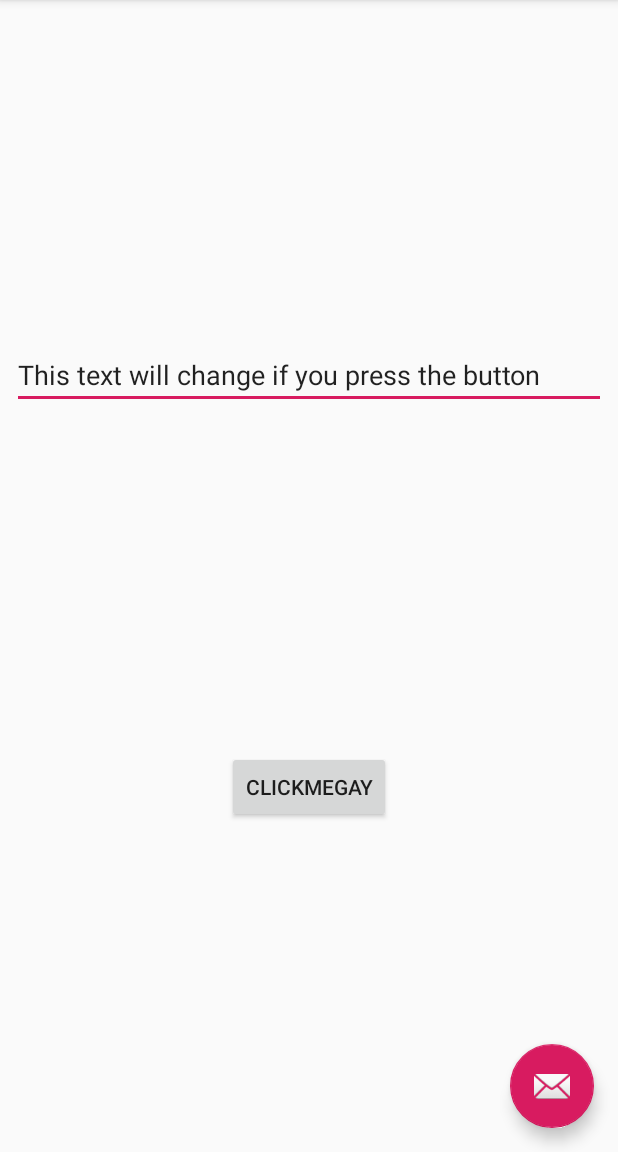
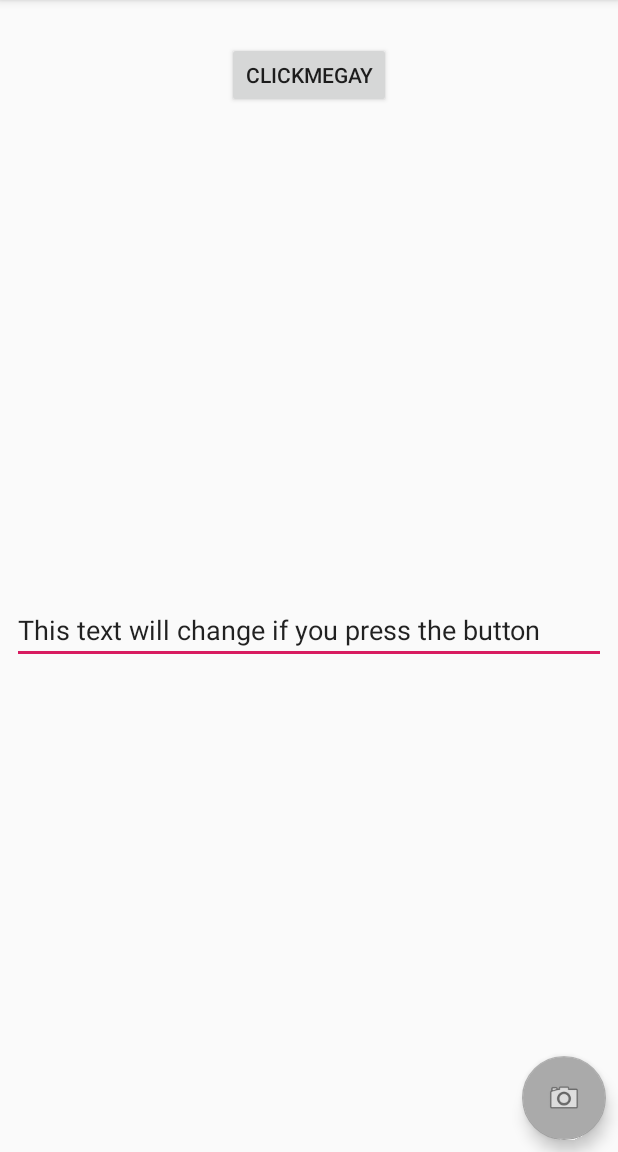
Before and after one commit to Robin-gielen/SmartScan, an Android app: the screen it shows after launch (MainActivity), on a phone screen of 412 x 824 dp, the part 84-1236 px from its top. Run offline under Robolectric (Android 15) with nearby library versions, the phone set to English and light mode, and no system bars; 2 statements that could not run were skipped.

Commit message:
camera button

```diff
--- a/app/src/main/AndroidManifest.xml
+++ b/app/src/main/AndroidManifest.xml
@@ -1,7 +1,7 @@
 <?xml version="1.0" encoding="utf-8"?>
 <manifest xmlns:android="http://schemas.android.com/apk/res/android"
     package="com.example.gimki.smartscan_dev">
-
+    <uses-permission android:name="android.permission.CAMERA"> </uses-permission>
     <application
         android:allowBackup="true"
         android:icon="@mipmap/ic_launcher"
@@ -18,6 +18,7 @@
 
                 <category android:name="android.intent.category.LAUNCHER" />
             </intent-filter>
+
         </activity>
     </application>
 
--- a/app/src/main/java/com/example/gimki/smartscan_dev/MainActivity.java
+++ b/app/src/main/java/com/example/gimki/smartscan_dev/MainActivity.java
@@ -1,6 +1,7 @@
 package com.example.gimki.smartscan_dev;
 
 import android.annotation.SuppressLint;
+import android.content.Intent;
 import android.os.Bundle;
 import android.support.design.widget.FloatingActionButton;
 import android.support.design.widget.Snackbar;
@@ -43,6 +44,15 @@ public class MainActivity extends AppCompatActivity {
             }
         });
 
+        Button camera = findViewById(R.id.cameraButton);
+
+        camera.setOnClickListener(new OnClickListener() {
+            @Override
+            public void onClick(View v) {
+                Intent intent = new Intent("android.media.action.IMAGE_CAPTURE");
+                startActivity(intent);
+            }
+        });
     }
 
     @Override
--- a/app/src/main/res/layout/activity_main.xml
+++ b/app/src/main/res/layout/activity_main.xml
@@ -22,12 +22,4 @@
 
     <include layout="@layout/content_main" />
 
-    <android.support.design.widget.FloatingActionButton
-        android:id="@+id/fab"
-        android:layout_width="wrap_content"
-        android:layout_height="wrap_content"
-        android:layout_gravity="bottom|end"
-        android:layout_margin="@dimen/fab_margin"
-        app:srcCompat="@android:drawable/ic_dialog_email" />
-
 </android.support.design.widget.CoordinatorLayout>
--- a/app/src/main/res/layout/content_main.xml
+++ b/app/src/main/res/layout/content_main.xml
@@ -11,17 +11,16 @@
     <Button
         android:id="@+id/button"
         android:layout_width="wrap_content"
-        android:layout_height="wrap_content"
+        android:layout_height="44dp"
         android:layout_marginStart="8dp"
         android:layout_marginLeft="8dp"
-        android:layout_marginTop="8dp"
+        android:layout_marginTop="28dp"
         android:layout_marginEnd="8dp"
         android:layout_marginRight="8dp"
         android:text="CLICKMEGAY"
-        app:layout_constraintBottom_toBottomOf="@+id/change_text_button"
         app:layout_constraintEnd_toEndOf="parent"
         app:layout_constraintStart_toStartOf="parent"
-        app:layout_constraintTop_toBottomOf="parent" />
+        app:layout_constraintTop_toTopOf="parent" />
 
     <EditText
         android:id="@+id/change_text_button"
@@ -35,11 +34,24 @@
         android:layout_marginBottom="8dp"
         android:ems="10"
         android:inputType="textPersonName"
+        android:text="@string/text_to_change"
         android:visibility="visible"
-        android:text="@string/text_to_change"
-        app:layout_constraintBottom_toTopOf="parent"
+        app:layout_constraintBottom_toBottomOf="parent"
         app:layout_constraintEnd_toEndOf="parent"
-        app:layout_constraintHorizontal_bias="0.0"
         app:layout_constraintStart_toStartOf="parent"
-        app:layout_constraintTop_toTopOf="@+id/button" />
+        app:layout_constraintTop_toBottomOf="@+id/button" />
+
+    <android.support.design.widget.FloatingActionButton
+        android:id="@+id/cameraButton"
+        android:layout_width="wrap_content"
+        android:layout_height="wrap_content"
+        android:layout_marginEnd="8dp"
+        android:layout_marginRight="8dp"
+        android:layout_marginBottom="8dp"
+        android:clickable="true"
+        app:backgroundTint="@android:color/darker_gray"
+        app:layout_constraintBottom_toBottomOf="parent"
+        app:layout_constraintEnd_toEndOf="parent"
+        app:srcCompat="@android:drawable/ic_menu_camera" />
+
 </android.support.constraint.ConstraintLayout>
```
